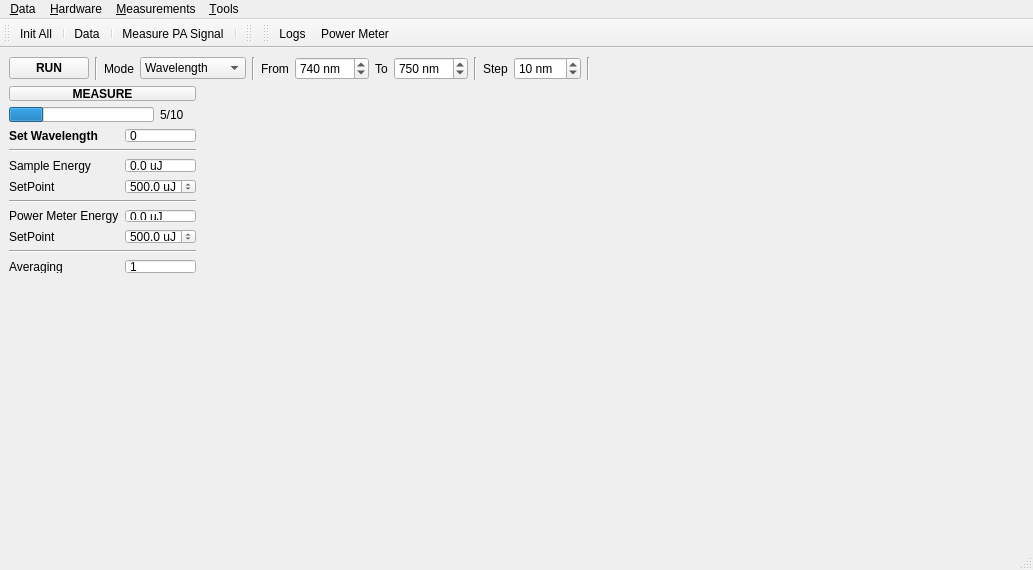
Qt form modules/gui/designer/PA_main_window.ui (Kaldarinz/PA-RSCF-22-72-00015-) before a commit.
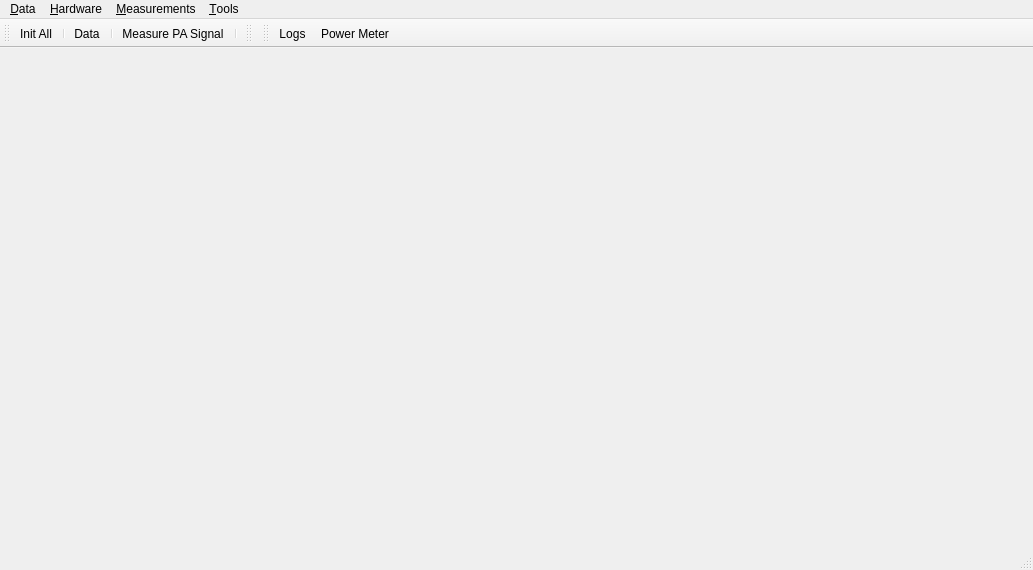
The same form after that commit. Icons and pictures are not drawn. Custom widgets are drawn as their Qt base class.

The edit to the form file:
```diff
--- a/modules/gui/designer/PA_main_window.ui
+++ b/modules/gui/designer/PA_main_window.ui
@@ -38,825 +38,17 @@
      <verstretch>0</verstretch>
     </sizepolicy>
    </property>
-   <widget class="QStackedWidget" name="sw_central">
-    <property name="geometry">
-     <rect>
-      <x>9</x>
-      <y>9</y>
-      <width>955</width>
-      <height>409</height>
-     </rect>
-    </property>
-    <property name="sizePolicy">
-     <sizepolicy hsizetype="Expanding" vsizetype="Expanding">
-      <horstretch>0</horstretch>
-      <verstretch>0</verstretch>
-     </sizepolicy>
-    </property>
-    <property name="maximumSize">
-     <size>
-      <width>16777215</width>
-      <height>16777215</height>
-     </size>
-    </property>
-    <property name="currentIndex">
-     <number>1</number>
-    </property>
-    <widget class="QWidget" name="p_point">
-     <property name="sizePolicy">
-      <sizepolicy hsizetype="Expanding" vsizetype="Expanding">
-       <horstretch>0</horstretch>
-       <verstretch>0</verstretch>
-      </sizepolicy>
-     </property>
-     <widget class="QPushButton" name="btn_point_run">
-      <property name="geometry">
-       <rect>
-        <x>760</x>
-        <y>190</y>
-        <width>75</width>
-        <height>24</height>
-       </rect>
-      </property>
-      <property name="font">
-       <font>
-        <weight>75</weight>
-        <bold>true</bold>
-       </font>
-      </property>
-      <property name="statusTip">
-       <string>Start PhotoAcoustic measurement</string>
-      </property>
-      <property name="text">
-       <string>RUN</string>
-      </property>
-      <property name="icon">
-       <iconset resource="qt_resources.qrc">
-        <normaloff>:/icons/qt_resources/control.png</normaloff>:/icons/qt_resources/control.png</iconset>
-      </property>
-      <property name="checkable">
-       <bool>true</bool>
-      </property>
-     </widget>
-    </widget>
-    <widget class="QWidget" name="p_curve">
-     <property name="sizePolicy">
-      <sizepolicy hsizetype="Expanding" vsizetype="Expanding">
-       <horstretch>0</horstretch>
-       <verstretch>0</verstretch>
-      </sizepolicy>
-     </property>
-     <layout class="QVBoxLayout" name="verticalLayout_3">
-      <property name="leftMargin">
+   <layout class="QHBoxLayout" name="horizontalLayout">
+    <item>
+     <widget class="QStackedWidget" name="sw_central">
+      <property name="currentIndex">
        <number>0</number>
       </property>
-      <property name="topMargin">
-       <number>0</number>
-      </property>
-      <property name="rightMargin">
-       <number>0</number>
-      </property>
-      <property name="bottomMargin">
-       <number>0</number>
-      </property>
-      <item>
-       <layout class="QHBoxLayout" name="horizontalLayout_2">
-        <item>
-         <widget class="QPushButton" name="btn_curve_run">
-          <property name="font">
-           <font>
-            <weight>75</weight>
-            <bold>true</bold>
-           </font>
-          </property>
-          <property name="statusTip">
-           <string>Start PhotoAcoustic measurement</string>
-          </property>
-          <property name="text">
-           <string>RUN</string>
-          </property>
-          <property name="icon">
-           <iconset resource="qt_resources.qrc">
-            <normaloff>:/icons/qt_resources/control.png</normaloff>:/icons/qt_resources/control.png</iconset>
-          </property>
-          <property name="checkable">
-           <bool>true</bool>
-          </property>
-         </widget>
-        </item>
-        <item>
-         <widget class="Line" name="line_3">
-          <property name="orientation">
-           <enum>Qt::Vertical</enum>
-          </property>
-         </widget>
-        </item>
-        <item>
-         <widget class="QLabel" name="lbl_curve_mode">
-          <property name="statusTip">
-           <string>Choose an independent variable</string>
-          </property>
-          <property name="text">
-           <string>Mode</string>
-          </property>
-         </widget>
-        </item>
-        <item>
-         <widget class="QComboBox" name="cb_curve_mode">
-          <property name="statusTip">
-           <string>Choose an independent variable</string>
-          </property>
-          <item>
-           <property name="text">
-            <string>Wavelength</string>
-           </property>
-          </item>
-          <item>
-           <property name="text">
-            <string>Energy</string>
-           </property>
-          </item>
-          <item>
-           <property name="text">
-            <string>Concentration</string>
-           </property>
-          </item>
-         </widget>
-        </item>
-        <item>
-         <widget class="Line" name="line_2">
-          <property name="orientation">
-           <enum>Qt::Vertical</enum>
-          </property>
-         </widget>
-        </item>
-        <item>
-         <widget class="QLabel" name="lbl_curve_from">
-          <property name="statusTip">
-           <string>Start value of the independent variable</string>
-          </property>
-          <property name="text">
-           <string>From</string>
-          </property>
-         </widget>
-        </item>
-        <item>
-         <widget class="QuantSpinBox" name="sb_curve_from">
-          <property name="statusTip">
-           <string>Start value of the independent variable</string>
-          </property>
-          <property name="suffix">
-           <string> nm</string>
-          </property>
-          <property name="decimals">
-           <number>0</number>
-          </property>
-          <property name="minimum">
-           <double>500.000000000000000</double>
-          </property>
-          <property name="maximum">
-           <double>1000.000000000000000</double>
-          </property>
-          <property name="singleStep">
-           <double>10.000000000000000</double>
-          </property>
-          <property name="value">
-           <double>740.000000000000000</double>
-          </property>
-         </widget>
-        </item>
-        <item>
-         <widget class="QLabel" name="lbl_curve_to">
-          <property name="statusTip">
-           <string>End value of the independent variable</string>
-          </property>
-          <property name="text">
-           <string>To</string>
-          </property>
-         </widget>
-        </item>
-        <item>
-         <widget class="QuantSpinBox" name="sb_curve_to">
-          <property name="statusTip">
-           <string>End value of the independent variable</string>
-          </property>
-          <property name="suffix">
-           <string> nm</string>
-          </property>
-          <property name="decimals">
-           <number>0</number>
-          </property>
-          <property name="minimum">
-           <double>500.000000000000000</double>
-          </property>
-          <property name="maximum">
-           <double>1000.000000000000000</double>
-          </property>
-          <property name="singleStep">
-           <double>10.000000000000000</double>
-          </property>
-          <property name="value">
-           <double>750.000000000000000</double>
-          </property>
-         </widget>
-        </item>
-        <item>
-         <widget class="Line" name="line">
-          <property name="orientation">
-           <enum>Qt::Vertical</enum>
-          </property>
-         </widget>
-        </item>
-        <item>
-         <widget class="QLabel" name="lbl_curve_step">
-          <property name="statusTip">
-           <string>Step value of the independent variable</string>
-          </property>
-          <property name="text">
-           <string>Step</string>
-          </property>
-         </widget>
-        </item>
-        <item>
-         <widget class="QuantSpinBox" name="sb_curve_step">
-          <property name="statusTip">
-           <string>Step value of the independent variable</string>
-          </property>
-          <property name="suffix">
-           <string> nm</string>
-          </property>
-          <property name="decimals">
-           <number>0</number>
-          </property>
-          <property name="minimum">
-           <double>1.000000000000000</double>
-          </property>
-          <property name="value">
-           <double>10.000000000000000</double>
-          </property>
-         </widget>
-        </item>
-        <item>
-         <widget class="Line" name="line_7">
-          <property name="orientation">
-           <enum>Qt::Vertical</enum>
-          </property>
-         </widget>
-        </item>
-        <item>
-         <spacer name="horizontalSpacer_2">
-          <property name="orientation">
-           <enum>Qt::Horizontal</enum>
-          </property>
-          <property name="sizeHint" stdset="0">
-           <size>
-            <width>40</width>
-            <height>20</height>
-           </size>
-          </property>
-         </spacer>
-        </item>
-       </layout>
-      </item>
-      <item>
-       <layout class="QHBoxLayout" name="horizontalLayout_8">
-        <item>
-         <widget class="QWidget" name="w_curve_measure" native="true">
-          <property name="sizePolicy">
-           <sizepolicy hsizetype="Minimum" vsizetype="Preferred">
-            <horstretch>0</horstretch>
-            <verstretch>0</verstretch>
-           </sizepolicy>
-          </property>
-          <layout class="QVBoxLayout" name="verticalLayout">
-           <property name="leftMargin">
-            <number>0</number>
-           </property>
-           <property name="topMargin">
-            <number>0</number>
-           </property>
-           <property name="rightMargin">
-            <number>0</number>
-           </property>
-           <property name="bottomMargin">
-            <number>0</number>
-           </property>
-           <item>
-            <widget class="QPushButton" name="btn_curve_measure">
-             <property name="sizePolicy">
-              <sizepolicy hsizetype="Preferred" vsizetype="Fixed">
-               <horstretch>0</horstretch>
-               <verstretch>0</verstretch>
-              </sizepolicy>
-             </property>
-             <property name="font">
-              <font>
-               <weight>75</weight>
-               <bold>true</bold>
-              </font>
-             </property>
-             <property name="statusTip">
-              <string>Start PhotoAcoustic measurement</string>
-             </property>
-             <property name="text">
-              <string>MEASURE</string>
-             </property>
-             <property name="icon">
-              <iconset resource="qt_resources.qrc">
-               <normaloff>:/icons/qt_resources/control-stop.png</normaloff>:/icons/qt_resources/control-stop.png</iconset>
-             </property>
-             <property name="checkable">
-              <bool>true</bool>
-             </property>
-            </widget>
-           </item>
-           <item>
-            <layout class="QHBoxLayout" name="horizontalLayout_11">
-             <item>
-              <widget class="QProgressBar" name="pb_curve">
-               <property name="sizePolicy">
-                <sizepolicy hsizetype="Preferred" vsizetype="Fixed">
-                 <horstretch>0</horstretch>
-                 <verstretch>0</verstretch>
-                </sizepolicy>
-               </property>
-               <property name="minimumSize">
-                <size>
-                 <width>145</width>
-                 <height>0</height>
-                </size>
-               </property>
-               <property name="value">
-                <number>24</number>
-               </property>
-               <property name="textVisible">
-                <bool>false</bool>
-               </property>
-              </widget>
-             </item>
-             <item>
-              <widget class="QLabel" name="lbl_curve_progr">
-               <property name="lineWidth">
-                <number>0</number>
-               </property>
-               <property name="text">
-                <string>5/10</string>
-               </property>
-               <property name="alignment">
-                <set>Qt::AlignLeading|Qt::AlignLeft|Qt::AlignVCenter</set>
-               </property>
-              </widget>
-             </item>
-            </layout>
-           </item>
-           <item>
-            <layout class="QHBoxLayout" name="horizontalLayout_12">
-             <item>
-              <widget class="QLabel" name="lbl_curve_cur_param">
-               <property name="font">
-                <font>
-                 <weight>75</weight>
-                 <bold>true</bold>
-                </font>
-               </property>
-               <property name="text">
-                <string>Set Wavelength</string>
-               </property>
-              </widget>
-             </item>
-             <item>
-              <widget class="QuantSpinBox" name="sb_curve_cur_param">
-               <property name="sizePolicy">
-                <sizepolicy hsizetype="Minimum" vsizetype="Fixed">
-                 <horstretch>0</horstretch>
-                 <verstretch>0</verstretch>
-                </sizepolicy>
-               </property>
-               <property name="minimumSize">
-                <size>
-                 <width>71</width>
-                 <height>0</height>
-                </size>
-               </property>
-               <property name="maximumSize">
-                <size>
-                 <width>71</width>
-                 <height>16777215</height>
-                </size>
-               </property>
-               <property name="baseSize">
-                <size>
-                 <width>0</width>
-                 <height>0</height>
-                </size>
-               </property>
-               <property name="readOnly">
-                <bool>true</bool>
-               </property>
-               <property name="buttonSymbols">
-                <enum>QAbstractSpinBox::NoButtons</enum>
-               </property>
-               <property name="decimals">
-                <number>0</number>
-               </property>
-              </widget>
-             </item>
-            </layout>
-           </item>
-           <item>
-            <widget class="Line" name="line_8">
-             <property name="orientation">
-              <enum>Qt::Horizontal</enum>
-             </property>
-            </widget>
-           </item>
-           <item>
-            <layout class="QHBoxLayout" name="horizontalLayout_4">
-             <item>
-              <widget class="QLabel" name="lbl_curve_sample_energy">
-               <property name="text">
-                <string>Sample Energy</string>
-               </property>
-              </widget>
-             </item>
-             <item>
-              <widget class="QuantSpinBox" name="sb_curve_sample_energy">
-               <property name="sizePolicy">
-                <sizepolicy hsizetype="Minimum" vsizetype="Fixed">
-                 <horstretch>0</horstretch>
-                 <verstretch>0</verstretch>
-                </sizepolicy>
-               </property>
-               <property name="minimumSize">
-                <size>
-                 <width>71</width>
-                 <height>0</height>
-                </size>
-               </property>
-               <property name="maximumSize">
-                <size>
-                 <width>71</width>
-                 <height>16777215</height>
-                </size>
-               </property>
-               <property name="readOnly">
-                <bool>true</bool>
-               </property>
-               <property name="buttonSymbols">
-                <enum>QAbstractSpinBox::NoButtons</enum>
-               </property>
-               <property name="suffix">
-                <string> uJ</string>
-               </property>
-               <property name="decimals">
-                <number>1</number>
-               </property>
-               <property name="minimum">
-                <double>0.000000000000000</double>
-               </property>
-               <property name="maximum">
-                <double>2000.000000000000000</double>
-               </property>
-               <property name="singleStep">
-                <double>50.000000000000000</double>
-               </property>
-               <property name="value">
-                <double>0.000000000000000</double>
-               </property>
-              </widget>
-             </item>
-            </layout>
-           </item>
-           <item>
-            <layout class="QHBoxLayout" name="horizontalLayout_7">
-             <item>
-              <widget class="QLabel" name="lbl_curve_sample_sp">
-               <property name="text">
-                <string>SetPoint</string>
-               </property>
-              </widget>
-             </item>
-             <item>
-              <widget class="QuantSpinBox" name="sb_curve_sample_sp">
-               <property name="sizePolicy">
-                <sizepolicy hsizetype="Minimum" vsizetype="Fixed">
-                 <horstretch>0</horstretch>
-                 <verstretch>0</verstretch>
-                </sizepolicy>
-               </property>
-               <property name="minimumSize">
-                <size>
-                 <width>71</width>
-                 <height>0</height>
-                </size>
-               </property>
-               <property name="maximumSize">
-                <size>
-                 <width>71</width>
-                 <height>16777215</height>
-                </size>
-               </property>
-               <property name="prefix">
-                <string/>
-               </property>
-               <property name="suffix">
-                <string> uJ</string>
-               </property>
-               <property name="decimals">
-                <number>1</number>
-               </property>
-               <property name="minimum">
-                <double>1.000000000000000</double>
-               </property>
-               <property name="maximum">
-                <double>5000.000000000000000</double>
-               </property>
-               <property name="singleStep">
-                <double>50.000000000000000</double>
-               </property>
-               <property name="value">
-                <double>500.000000000000000</double>
-               </property>
-              </widget>
-             </item>
-            </layout>
-           </item>
-           <item>
-            <widget class="Line" name="line_6">
-             <property name="orientation">
-              <enum>Qt::Horizontal</enum>
-             </property>
-            </widget>
-           </item>
-           <item>
-            <layout class="QHBoxLayout" name="horizontalLayout_3">
-             <item>
-              <widget class="QLabel" name="lbl_curve_pm_energy">
-               <property name="text">
-                <string>Power Meter Energy</string>
-               </property>
-              </widget>
-             </item>
-             <item>
-              <widget class="QuantSpinBox" name="sb_curve_pm_energy">
-               <property name="sizePolicy">
-                <sizepolicy hsizetype="Minimum" vsizetype="Fixed">
-                 <horstretch>0</horstretch>
-                 <verstretch>0</verstretch>
-                </sizepolicy>
-               </property>
-               <property name="minimumSize">
-                <size>
-                 <width>71</width>
-                 <height>0</height>
-                </size>
-               </property>
-               <property name="maximumSize">
-                <size>
-                 <width>71</width>
-                 <height>16777215</height>
-                </size>
-               </property>
-               <property name="readOnly">
-                <bool>true</bool>
-               </property>
-               <property name="buttonSymbols">
-                <enum>QAbstractSpinBox::NoButtons</enum>
-               </property>
-               <property name="suffix">
-                <string> uJ</string>
-               </property>
-               <property name="decimals">
-                <number>1</number>
-               </property>
-               <property name="minimum">
-                <double>0.000000000000000</double>
-               </property>
-               <property name="maximum">
-                <double>2000.000000000000000</double>
-               </property>
-               <property name="value">
-                <double>0.000000000000000</double>
-               </property>
-              </widget>
-             </item>
-            </layout>
-           </item>
-           <item>
-            <layout class="QHBoxLayout" name="horizontalLayout_6">
-             <item>
-              <widget class="QLabel" name="lbl_curve_pm_sp">
-               <property name="text">
-                <string>SetPoint</string>
-               </property>
-              </widget>
-             </item>
-             <item>
-              <widget class="QuantSpinBox" name="sb_curve_pm_sp">
-               <property name="sizePolicy">
-                <sizepolicy hsizetype="Minimum" vsizetype="Fixed">
-                 <horstretch>0</horstretch>
-                 <verstretch>0</verstretch>
-                </sizepolicy>
-               </property>
-               <property name="minimumSize">
-                <size>
-                 <width>71</width>
-                 <height>0</height>
-                </size>
-               </property>
-               <property name="maximumSize">
-                <size>
-                 <width>71</width>
-                 <height>16777215</height>
-                </size>
-               </property>
-               <property name="buttonSymbols">
-                <enum>QAbstractSpinBox::UpDownArrows</enum>
-               </property>
-               <property name="suffix">
-                <string> uJ</string>
-               </property>
-               <property name="decimals">
-                <number>1</number>
-               </property>
-               <property name="minimum">
-                <double>0.000000000000000</double>
-               </property>
-               <property name="maximum">
-                <double>600.000000000000000</double>
-               </property>
-               <property name="singleStep">
-                <double>50.000000000000000</double>
-               </property>
-               <property name="value">
-                <double>500.000000000000000</double>
-               </property>
-              </widget>
-             </item>
-            </layout>
-           </item>
-           <item>
-            <widget class="Line" name="line_5">
-             <property name="orientation">
-              <enum>Qt::Horizontal</enum>
-             </property>
-            </widget>
-           </item>
-           <item>
-            <layout class="QHBoxLayout" name="horizontalLayout_5">
-             <item>
-              <widget class="QLabel" name="lbl_curve_averaging">
-               <property name="text">
-                <string>Averaging</string>
-               </property>
-              </widget>
-             </item>
-             <item>
-              <widget class="QSpinBox" name="sb_curve_averaging">
-               <property name="sizePolicy">
-                <sizepolicy hsizetype="Minimum" vsizetype="Fixed">
-                 <horstretch>0</horstretch>
-                 <verstretch>0</verstretch>
-                </sizepolicy>
-               </property>
-               <property name="minimumSize">
-                <size>
-                 <width>71</width>
-                 <height>0</height>
-                </size>
-               </property>
-               <property name="maximumSize">
-                <size>
-                 <width>43</width>
-                 <height>16777215</height>
-                </size>
-               </property>
-               <property name="buttonSymbols">
-                <enum>QAbstractSpinBox::NoButtons</enum>
-               </property>
-               <property name="suffix">
-                <string/>
-               </property>
-               <property name="prefix">
-                <string/>
-               </property>
-               <property name="minimum">
-                <number>1</number>
-               </property>
-               <property name="maximum">
-                <number>10</number>
-               </property>
-               <property name="singleStep">
-                <number>1</number>
-               </property>
-               <property name="value">
-                <number>1</number>
-               </property>
-              </widget>
-             </item>
-            </layout>
-           </item>
-           <item>
-            <spacer name="verticalSpacer">
-             <property name="orientation">
-              <enum>Qt::Vertical</enum>
-             </property>
-             <property name="sizeHint" stdset="0">
-              <size>
-               <width>17</width>
-               <height>22</height>
-              </size>
-             </property>
-            </spacer>
-           </item>
-          </layout>
-         </widget>
-        </item>
-        <item>
-         <widget class="MplCanvas" name="plot_curve_signal" native="true">
-          <property name="sizePolicy">
-           <sizepolicy hsizetype="Expanding" vsizetype="Expanding">
-            <horstretch>0</horstretch>
-            <verstretch>0</verstretch>
-           </sizepolicy>
-          </property>
-          <property name="minimumSize">
-           <size>
-            <width>100</width>
-            <height>50</height>
-           </size>
-          </property>
-         </widget>
-        </item>
-        <item>
-         <widget class="MplCanvas" name="plot_curve_adjust" native="true">
-          <property name="sizePolicy">
-           <sizepolicy hsizetype="Expanding" vsizetype="Expanding">
-            <horstretch>0</horstretch>
-            <verstretch>0</verstretch>
-           </sizepolicy>
-          </property>
-          <property name="minimumSize">
-           <size>
-            <width>100</width>
-            <height>50</height>
-           </size>
-          </property>
-         </widget>
-        </item>
-       </layout>
-      </item>
-      <item>
-       <widget class="MplCanvas" name="plot_curve_pa" native="true">
-        <property name="sizePolicy">
-         <sizepolicy hsizetype="Expanding" vsizetype="Expanding">
-          <horstretch>0</horstretch>
-          <verstretch>0</verstretch>
-         </sizepolicy>
-        </property>
-        <property name="minimumSize">
-         <size>
-          <width>300</width>
-          <height>200</height>
-         </size>
-        </property>
-       </widget>
-      </item>
-     </layout>
-    </widget>
-    <widget class="QWidget" name="p_map">
-     <widget class="QPushButton" name="btn_map_run">
-      <property name="geometry">
-       <rect>
-        <x>110</x>
-        <y>80</y>
-        <width>75</width>
-        <height>24</height>
-       </rect>
-      </property>
-      <property name="font">
-       <font>
-        <weight>75</weight>
-        <bold>true</bold>
-       </font>
-      </property>
-      <property name="statusTip">
-       <string>Start PhotoAcoustic measurement</string>
-      </property>
-      <property name="text">
-       <string>RUN</string>
-      </property>
-      <property name="icon">
-       <iconset resource="qt_resources.qrc">
-        <normaloff>:/icons/qt_resources/control.png</normaloff>:/icons/qt_resources/control.png</iconset>
-      </property>
-      <property name="checkable">
-       <bool>true</bool>
-      </property>
+      <widget class="QWidget" name="page"/>
+      <widget class="QWidget" name="page_2"/>
      </widget>
-    </widget>
-   </widget>
+    </item>
+   </layout>
   </widget>
   <widget class="QMenuBar" name="menubar">
    <property name="geometry">
@@ -1078,19 +270,6 @@
    </property>
   </action>
  </widget>
- <customwidgets>
-  <customwidget>
-   <class>MplCanvas</class>
-   <extends>QWidget</extends>
-   <header>..widgets</header>
-   <container>1</container>
-  </customwidget>
-  <customwidget>
-   <class>QuantSpinBox</class>
-   <extends>QDoubleSpinBox</extends>
-   <header>..widgets</header>
-  </customwidget>
- </customwidgets>
  <resources>
   <include location="qt_resources.qrc"/>
  </resources>
```
